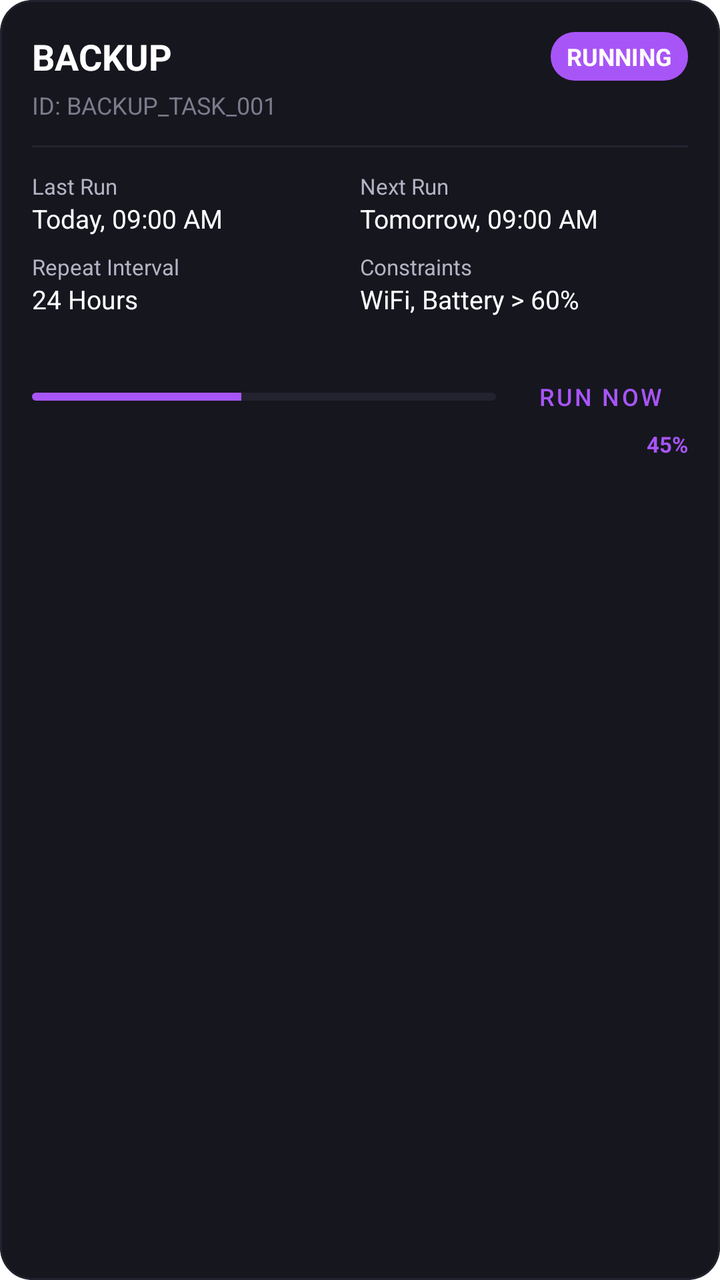
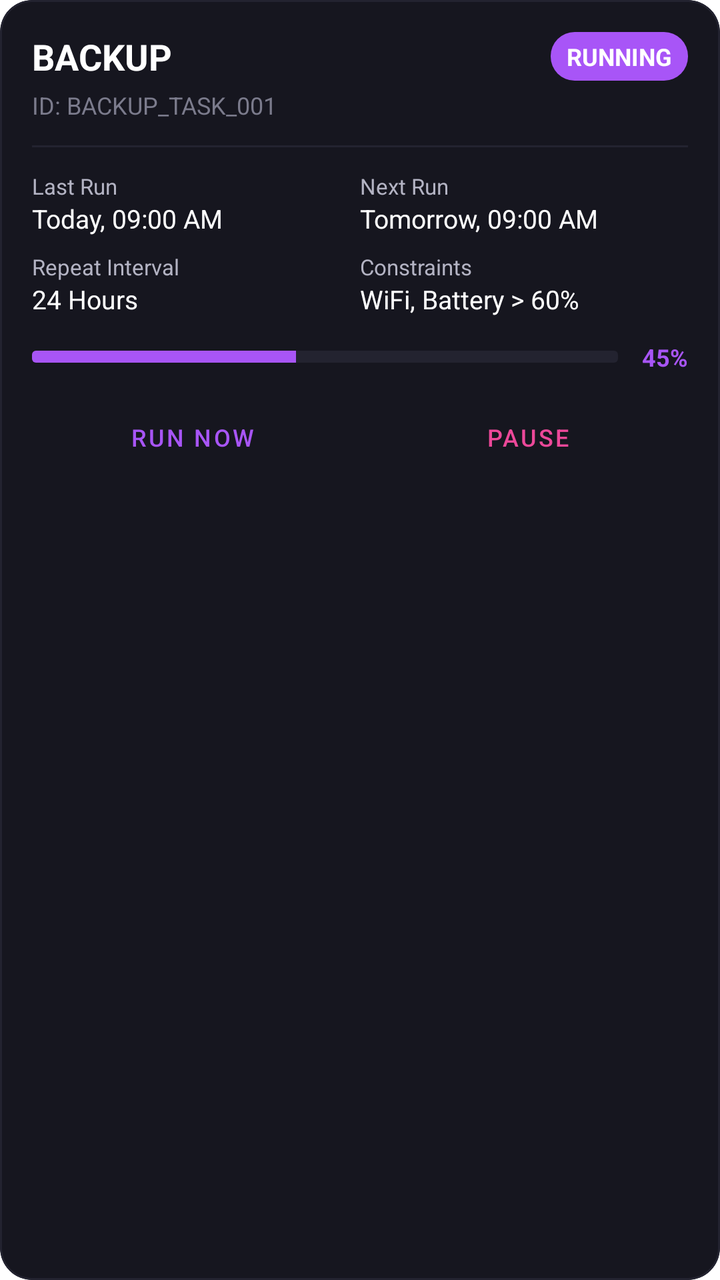

Two renders of the same Android screen: before a commit and after it. Below are the layout's source before the change and the commit's diff.
<!-- AndroidManifest.xml: application theme Theme.PP -->
<!-- res/layout/item_worker.xml -->
<?xml version="1.0" encoding="utf-8"?>
<com.google.android.material.card.MaterialCardView xmlns:android="http://schemas.android.com/apk/res/android"
    xmlns:app="http://schemas.android.com/apk/res-auto"
    android:layout_width="match_parent"
    android:layout_height="wrap_content"
    android:layout_marginBottom="12dp"
    app:cardBackgroundColor="@color/card_background"
    app:cardCornerRadius="16dp"
    app:cardElevation="0dp"
    app:strokeColor="@color/stroke_color"
    app:strokeWidth="1dp">

    <LinearLayout
        android:layout_width="match_parent"
        android:layout_height="wrap_content"
        android:orientation="vertical"
        android:padding="16dp">

        <LinearLayout
            android:layout_width="match_parent"
            android:layout_height="wrap_content"
            android:orientation="horizontal"
            android:gravity="center_vertical">

            <TextView
                android:id="@+id/tvTaskType"
                android:layout_width="0dp"
                android:layout_height="wrap_content"
                android:layout_weight="1"
                android:text="BACKUP"
                android:textColor="@color/text_primary"
                android:textSize="18sp"
                android:textStyle="bold" />

            <TextView
                android:id="@+id/tvStatus"
                android:layout_width="wrap_content"
                android:layout_height="wrap_content"
                android:paddingHorizontal="8dp"
                android:paddingVertical="4dp"
                android:background="@drawable/bg_status_chip"
                android:text="RUNNING"
                android:textColor="@color/white"
                android:textSize="12sp"
                android:textStyle="bold" />
        </LinearLayout>

        <TextView
            android:id="@+id/tvTaskId"
            android:layout_width="wrap_content"
            android:layout_height="wrap_content"
            android:layout_marginTop="4dp"
            android:text="ID: BACKUP_TASK_001"
            android:textColor="@color/text_muted"
            android:textSize="12sp" />

        <View
            android:layout_width="match_parent"
            android:layout_height="1dp"
            android:layout_marginTop="12dp"
            android:layout_marginBottom="12dp"
            android:background="@color/stroke_color" />

        <GridLayout
            android:layout_width="match_parent"
            android:layout_height="wrap_content"
            android:columnCount="2"
            android:rowCount="2">

            <LinearLayout
                android:layout_width="0dp"
                android:layout_columnWeight="1"
                android:orientation="vertical">
                <TextView
                    android:layout_width="wrap_content"
                    android:layout_height="wrap_content"
                    android:text="Last Run"
                    android:textColor="@color/text_secondary"
                    android:textSize="11sp" />
                <TextView
                    android:id="@+id/tvLastRun"
                    android:layout_width="wrap_content"
                    android:layout_height="wrap_content"
                    android:text="Today, 09:00 AM"
                    android:textColor="@color/text_primary"
                    android:textSize="13sp" />
            </LinearLayout>

            <LinearLayout
                android:layout_width="0dp"
                android:layout_columnWeight="1"
                android:orientation="vertical">
                <TextView
                    android:layout_width="wrap_content"
                    android:layout_height="wrap_content"
                    android:text="Next Run"
                    android:textColor="@color/text_secondary"
                    android:textSize="11sp" />
                <TextView
                    android:id="@+id/tvNextRun"
                    android:layout_width="wrap_content"
                    android:layout_height="wrap_content"
                    android:text="Tomorrow, 09:00 AM"
                    android:textColor="@color/text_primary"
                    android:textSize="13sp" />
            </LinearLayout>

            <LinearLayout
                android:layout_width="0dp"
                android:layout_columnWeight="1"
                android:layout_marginTop="8dp"
                android:orientation="vertical">
                <TextView
                    android:layout_width="wrap_content"
                    android:layout_height="wrap_content"
                    android:text="Repeat Interval"
                    android:textColor="@color/text_secondary"
                    android:textSize="11sp" />
                <TextView
                    android:id="@+id/tvInterval"
                    android:layout_width="wrap_content"
                    android:layout_height="wrap_content"
                    android:text="24 Hours"
                    android:textColor="@color/text_primary"
                    android:textSize="13sp" />
            </LinearLayout>

            <LinearLayout
                android:layout_width="0dp"
                android:layout_columnWeight="1"
                android:layout_marginTop="8dp"
                android:orientation="vertical">
                <TextView
                    android:layout_width="wrap_content"
                    android:layout_height="wrap_content"
                    android:text="Constraints"
                    android:textColor="@color/text_secondary"
                    android:textSize="11sp" />
                <TextView
                    android:id="@+id/tvConstraints"
                    android:layout_width="wrap_content"
                    android:layout_height="wrap_content"
                    android:text="WiFi, Battery > 60%"
                    android:textColor="@color/text_primary"
                    android:textSize="13sp" />
            </LinearLayout>

        </GridLayout>

        <LinearLayout
            android:layout_width="match_parent"
            android:layout_height="wrap_content"
            android:orientation="horizontal"
            android:layout_marginTop="16dp">

            <ProgressBar
                android:id="@+id/pbProgress"
                style="@android:style/Widget.ProgressBar.Horizontal"
                android:layout_width="0dp"
                android:layout_height="4dp"
                android:layout_weight="1"
                android:layout_gravity="center_vertical"
                android:progress="45"
                android:progressDrawable="@drawable/bg_progress_horizontal" />

            <com.google.android.material.button.MaterialButton
                android:id="@+id/btnRunNow"
                style="@style/Widget.MaterialComponents.Button.TextButton"
                android:layout_width="wrap_content"
                android:layout_height="wrap_content"
                android:layout_marginStart="8dp"
                android:text="Run Now"
                android:textColor="@color/accent_purple"
                android:textSize="12sp"
                app:rippleColor="@color/accent_purple_low_alpha" />
        </LinearLayout>

        <TextView
            android:id="@+id/tvProgress"
            android:layout_width="wrap_content"
            android:layout_height="wrap_content"
            android:layout_gravity="end"
            android:layout_marginTop="-8dp"
            android:text="45%"
            android:textColor="@color/accent_purple"
            android:textSize="11sp"
            android:textStyle="bold" />

        <LinearLayout
            android:id="@+id/layoutFailure"
            android:layout_width="match_parent"
            android:layout_height="wrap_content"
            android:orientation="vertical"
            android:layout_marginTop="8dp"
            android:visibility="gone">
            <TextView
                android:layout_width="wrap_content"
                android:layout_height="wrap_content"
                android:text="Last Failure Reason"
                android:textColor="@color/accent_pink"
                android:textSize="11sp"
                android:textStyle="bold" />
            <TextView
                android:id="@+id/tvFailureReason"
                android:layout_width="wrap_content"
                android:layout_height="wrap_content"
                android:text="Network unavailable"
                android:textColor="@color/text_secondary"
                android:textSize="12sp" />
        </LinearLayout>

    </LinearLayout>

</com.google.android.material.card.MaterialCardView>
<!-- resources referenced by this layout -->
<resources>
  <color name="accent_pink">#EC4899</color>
  <color name="accent_purple">#A855F7</color>
  <color name="accent_purple_low_alpha">#33A855F7</color>
  <color name="card_background">#16161F</color>
  <color name="stroke_color">#232330</color>
  <color name="text_muted">#7B7B8C</color>
  <color name="text_primary">#FFFFFF</color>
  <color name="text_secondary">#B3B3C3</color>
  <color name="white">#FFFFFFFF</color>
  <!-- drawable bg_progress_horizontal (drawable) -->
  <?xml version="1.0" encoding="utf-8"?>
  <layer-list xmlns:android="http://schemas.android.com/apk/res/android">
      <item android:id="@android:id/background">
          <shape>
              <corners android:radius="2dp" />
              <solid android:color="@color/stroke_color" />
          </shape>
      </item>
      <item android:id="@android:id/progress">
          <clip>
              <shape>
                  <corners android:radius="2dp" />
                  <solid android:color="@color/accent_purple" />
              </shape>
          </clip>
      </item>
  </layer-list>
  <!-- drawable bg_status_chip (drawable) -->
  <?xml version="1.0" encoding="utf-8"?>
  <shape xmlns:android="http://schemas.android.com/apk/res/android">
      <corners android:radius="12dp" />
      <solid android:color="@color/accent_purple" />
  </shape>
  <style name="Theme.PP" parent="Theme.MaterialComponents.DayNight.NoActionBar">
          
          <item name="colorPrimary">@color/accent_purple</item>
          <item name="colorPrimaryVariant">@color/selected_date_bg</item>
          <item name="colorOnPrimary">@color/white</item>
          
          <item name="colorSecondary">@color/accent_pink</item>
          <item name="colorSecondaryVariant">@color/accent_pink</item>
          <item name="colorOnSecondary">@color/black</item>
          
          <item name="android:statusBarColor">@color/background</item>
          
      </style>
  <color name="selected_date_bg">#9333EA</color>
  <color name="black">#FF000000</color>
  <color name="background">#0D0D12</color>
</resources>

<!-- the commit's change to res/layout/item_worker.xml (unified diff, before → after) -->
@@ -151,40 +151,62 @@
             android:layout_width="match_parent"
             android:layout_height="wrap_content"
             android:orientation="horizontal"
-            android:layout_marginTop="16dp">
+            android:gravity="center_vertical"
+            android:layout_marginTop="12dp">
 
             <ProgressBar
                 android:id="@+id/pbProgress"
                 style="@android:style/Widget.ProgressBar.Horizontal"
                 android:layout_width="0dp"
-                android:layout_height="4dp"
-                android:layout_weight="1"
-                android:layout_gravity="center_vertical"
+                android:layout_height="6dp"
+                android:layout_weight="1"
                 android:progress="45"
                 android:progressDrawable="@drawable/bg_progress_horizontal" />
+
+            <TextView
+                android:id="@+id/tvProgress"
+                android:layout_width="wrap_content"
+                android:layout_height="wrap_content"
+                android:layout_marginStart="12dp"
+                android:text="45%"
+                android:textColor="@color/accent_purple"
+                android:textSize="12sp"
+                android:textStyle="bold" />
+        </LinearLayout>
+
+        <LinearLayout
+            android:layout_width="match_parent"
+            android:layout_height="wrap_content"
+            android:orientation="horizontal"
+            android:layout_marginTop="8dp">
 
             <com.google.android.material.button.MaterialButton
                 android:id="@+id/btnRunNow"
                 style="@style/Widget.MaterialComponents.Button.TextButton"
-                android:layout_width="wrap_content"
-                android:layout_height="wrap_content"
-                android:layout_marginStart="8dp"
+                android:layout_width="0dp"
+                android:layout_height="wrap_content"
+                android:layout_weight="1"
                 android:text="Run Now"
                 android:textColor="@color/accent_purple"
                 android:textSize="12sp"
+                android:insetTop="0dp"
+                android:insetBottom="0dp"
                 app:rippleColor="@color/accent_purple_low_alpha" />
-        </LinearLayout>
-
-        <TextView
-            android:id="@+id/tvProgress"
-            android:layout_width="wrap_content"
-            android:layout_height="wrap_content"
-            android:layout_gravity="end"
-            android:layout_marginTop="-8dp"
-            android:text="45%"
-            android:textColor="@color/accent_purple"
-            android:textSize="11sp"
-            android:textStyle="bold" />
+
+            <com.google.android.material.button.MaterialButton
+                android:id="@+id/btnPauseResume"
+                style="@style/Widget.MaterialComponents.Button.TextButton"
+                android:layout_width="0dp"
+                android:layout_height="wrap_content"
+                android:layout_weight="1"
+                android:layout_marginStart="8dp"
+                android:text="Pause"
+                android:textColor="@color/accent_pink"
+                android:textSize="12sp"
+                android:insetTop="0dp"
+                android:insetBottom="0dp"
+                app:rippleColor="@color/accent_pink_low_alpha" />
+        </LinearLayout>
 
         <LinearLayout
             android:id="@+id/layoutFailure"
<!-- resource entries referenced after the edit -->
@@ -1,6 +1,7 @@
 <!-- resources referenced by this layout -->
 <resources>
   <color name="accent_pink">#EC4899</color>
+  <color name="accent_pink_low_alpha">#33EC4899</color>
   <color name="accent_purple">#A855F7</color>
   <color name="accent_purple_low_alpha">#33A855F7</color>
   <color name="card_background">#16161F</color>
